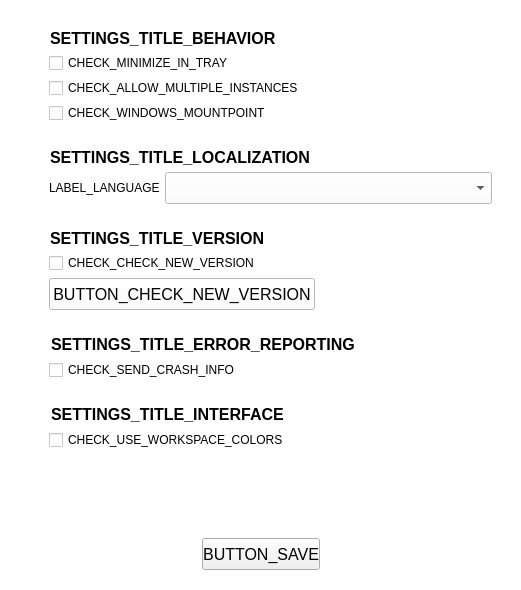
Before: the Qt Designer form parsec/core/gui/forms/global_settings_widget.ui in Scille/parsec-cloud, drawn with Qt 5.
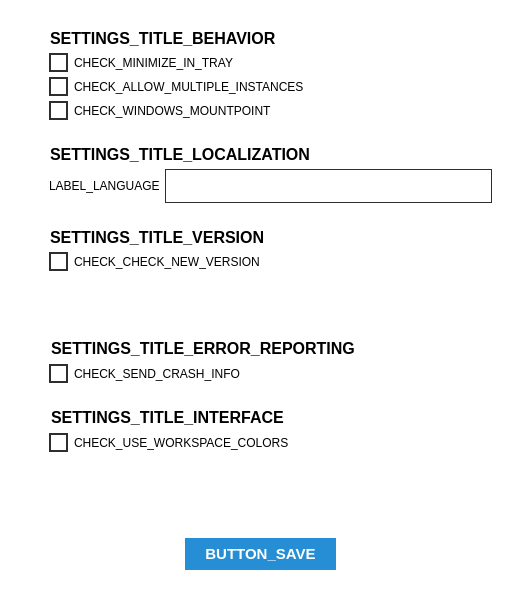
After: the same form once the commit is applied. Icons and pictures are not drawn. Custom widgets are drawn as their Qt base class.

Commit message: [GUI] Fixed style errors linked to PyQt update

```diff
--- a/parsec/core/gui/forms/global_settings_widget.ui
+++ b/parsec/core/gui/forms/global_settings_widget.ui
@@ -17,6 +17,124 @@
    <string notr="true">QWidget#GlobalSettingsWidget
 {
 background-color: rgb(255, 255, 255);
+}
+
+QPushButton
+{
+color: white;
+background-color: rgb(38, 142, 212);
+border: 0;
+padding: 3px;
+font-size: 15px;
+font-weight: bold;
+height: 32px;
+padding-left: 20px;
+padding-right: 20px;
+}
+
+QPushButton:pressed
+{
+background-color: rgb(20, 122, 192);
+}
+
+QPushButton:disabled
+{
+background-color: rgb(112, 112, 112);
+color: rgb(255, 255, 255);
+}
+
+QLineEdit
+{
+border: 1px solid rgb(46, 46, 46);
+padding-left: 10px;
+height: 32px;
+}
+
+QLineEdit[readOnly=&quot;true&quot;]
+{
+background-color: rgb(230, 230, 230);
+}
+
+QLineEdit:!enabled
+{
+border: 1px solid rgb(180, 180, 180);
+}
+
+QCheckBox::indicator
+{
+width: 15px;
+height: 15px;
+background-color: rgb(255, 255, 255);
+border: 2px solid rgb(46, 46, 46);
+color: black;
+}
+
+QCheckBox::indicator:checked
+{
+image: url(:/icons/images/icons/checked.png)
+}
+
+QComboBox
+{
+border: 1px solid rgb(46, 46, 46);
+background-color: white;
+color: black;
+padding-left: 5px;
+height: 32px;
+}
+
+QComboBox::drop-down
+{
+border: 0px;
+}
+
+QComboBox::down-arrow
+{
+image: url(:/icons/images/icons/down-arrow.png);
+width: 16px;
+height: 16px;
+padding-right: 5px;
+}
+
+QComboBox:disabled
+{
+background-color: rgb(220, 220, 220);
+}
+
+
+QScrollBar:vertical
+{
+background: rgb(255, 255, 255);
+}
+
+QScrollBar::handle:vertical
+{
+background: rgb(12, 65, 157);
+}
+
+QScrollBar::add-line:vertical, QScrollBar::sub-line:vertical
+{
+border: none;
+background: none;
+}
+
+QSpinBox
+{
+border: 1px solid rgb(46, 46, 46);
+padding-right: 10px;
+height: 16px;
+}
+
+QSpinBox::up-button
+{
+border-image: url(:/icons/images/icons/sort_up_arrow.png);
+width: 20px;
+}
+
+QSpinBox::down-button
+{
+border-image: url(:/icons/images/icons/sort_down_arrow.png);
+width: 20px;
 }</string>
   </property>
   <layout class="QVBoxLayout" name="verticalLayout">
@@ -61,7 +179,7 @@
         <x>0</x>
         <y>0</y>
         <width>467</width>
-        <height>511</height>
+        <height>487</height>
        </rect>
       </property>
       <layout class="QVBoxLayout" name="verticalLayout_2">
@@ -347,7 +465,9 @@
                 </property>
                 <property name="font">
                  <font>
-                  <pointsize>12</pointsize>
+                  <pointsize>-1</pointsize>
+                  <weight>75</weight>
+                  <bold>true</bold>
                  </font>
                 </property>
                 <property name="text">
@@ -592,7 +712,9 @@
        </property>
        <property name="font">
         <font>
-         <pointsize>12</pointsize>
+         <pointsize>-1</pointsize>
+         <weight>75</weight>
+         <bold>true</bold>
         </font>
        </property>
        <property name="layoutDirection">
```
The commit also changes 1 other file.
